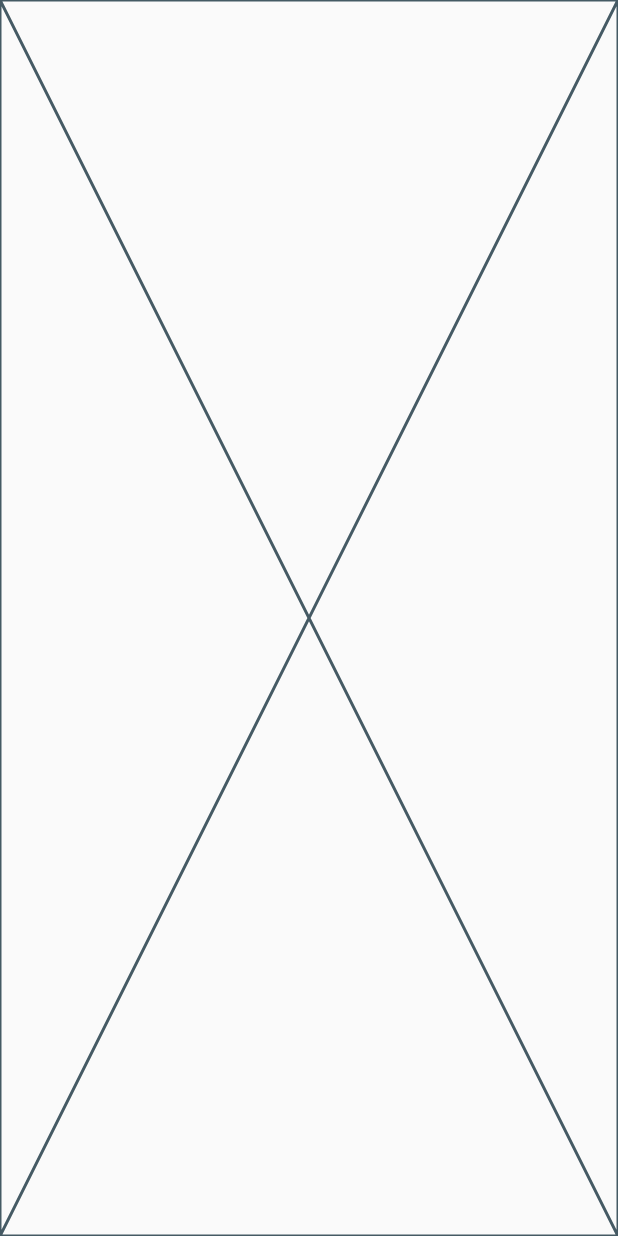
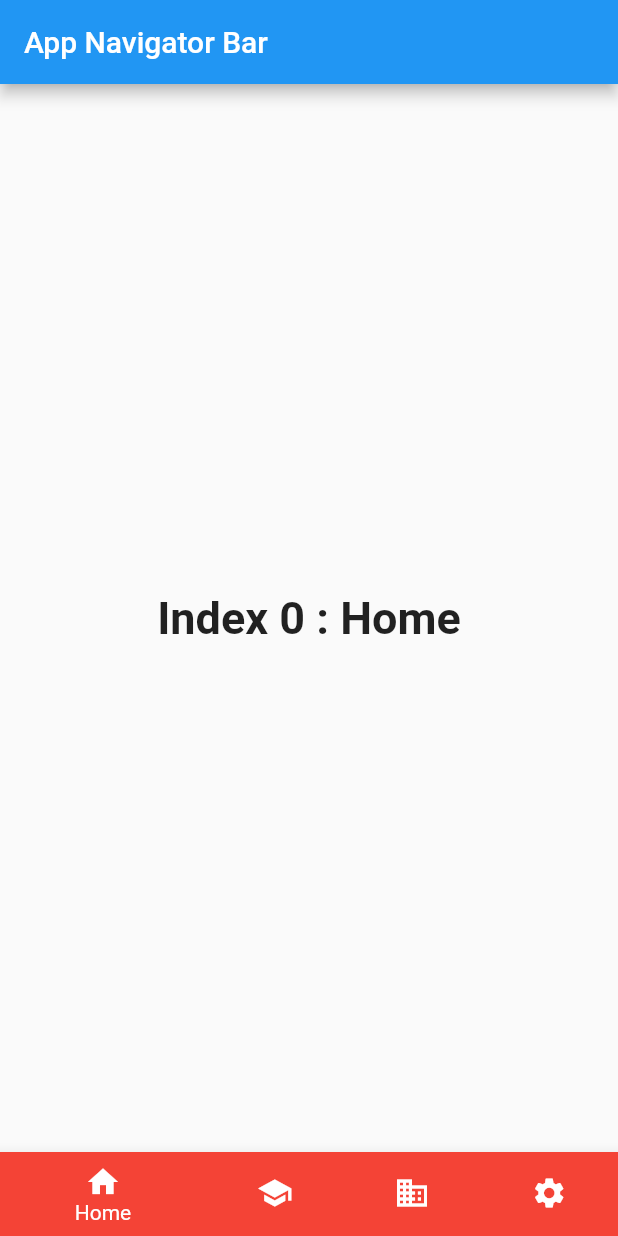
Before and after one commit to danielvieira95/DESM-2, a Flutter app: the NavigatorScreen screen opened directly, on a phone screen of 412 x 824 dp. Run offline on Flutter 3.47's test engine with Material 2 defaults, Android fonts, the phone set to English and light mode, and no system bars.

Commit message:
Alteraçoes navigator bar

```diff
--- a/Apps-TB/aula04_navigatorbar/lib/main.dart
+++ b/Apps-TB/aula04_navigatorbar/lib/main.dart
@@ -5,8 +5,7 @@ void main() {
   // Run app é a função que vai chamar a tela do aplicativo
   runApp(
     // Material APP é a função necessária para chamar a classe criada
-    MaterialApp(
-    home:NavBottom()));
+    NavBottom());
 }
 // Classe NavBottom do tipo stateless, pois não tem widgets dinamicos
 class NavBottom extends StatelessWidget {
@@ -15,19 +14,13 @@ class NavBottom extends StatelessWidget {
   @override
   Widget build(BuildContext context) {
     // Scaffold é o layout semipronto do aplicativo
-    return Scaffold(
-      // app bar é a barra do aplicativo
-      appBar: AppBar(
-        // title é o titulo
-        // Text - texto do aplicativo
-        title:  Text("App Navigator Bar"),
-      ),
-      body: Column(
-        children: [
+    return MaterialApp(
+      home:   // app bar é a barra do aplicativo
 
-        ],
-      ),
-    );
+
+
+          NavigatorScreen());
+
   }
 }
 // Classe do tipo stateful
@@ -59,7 +52,46 @@ class _NavigatorScreenState extends State<NavigatorScreen> {
   }
   @override
   Widget build(BuildContext context) {
-    return const Placeholder();
+    // Widget Scaffold
+    return Scaffold(
+      appBar: AppBar(
+        title: Text("App Navigator Bar"),
+      ),
+      // Center centraliza o widget
+      body: Center(
+        // .elementAt permite passar um numero como index para o widget
+        child: _widgetOptions.elementAt(selectIndex),
+      ),
+      // criar o bottom navigator
+
+       bottomNavigationBar: BottomNavigationBar(
+        // itens é cada item do navigation bar
+        items: const <BottomNavigationBarItem>[
+          BottomNavigationBarItem(
+            icon: Icon(Icons.home),
+            label: 'Home',
+            backgroundColor: Colors.red,
+          ),
+          BottomNavigationBarItem(
+            icon: Icon(Icons.school),
+            label: 'Escola',
+            backgroundColor: Colors.red,
+          ),
+          BottomNavigationBarItem(
+            icon: Icon(Icons.business),
+            label: 'Negócios',
+            backgroundColor: Colors.red,
+          ),
+          BottomNavigationBarItem(
+            icon: Icon(Icons.settings),
+            label: 'Settings',
+            backgroundColor: Colors.red,
+          ),
+          ],
+           currentIndex: selectIndex,
+        selectedItemColor: Colors.white,
+        onTap:showItemTrap ,
+    ));
   }
 }
 
```
